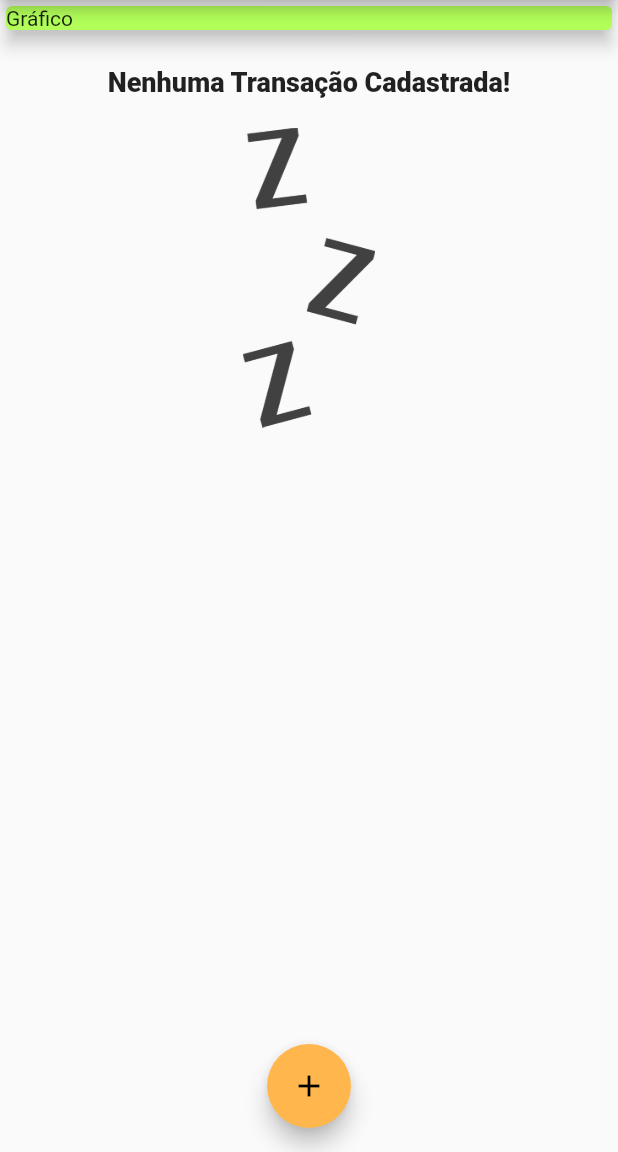
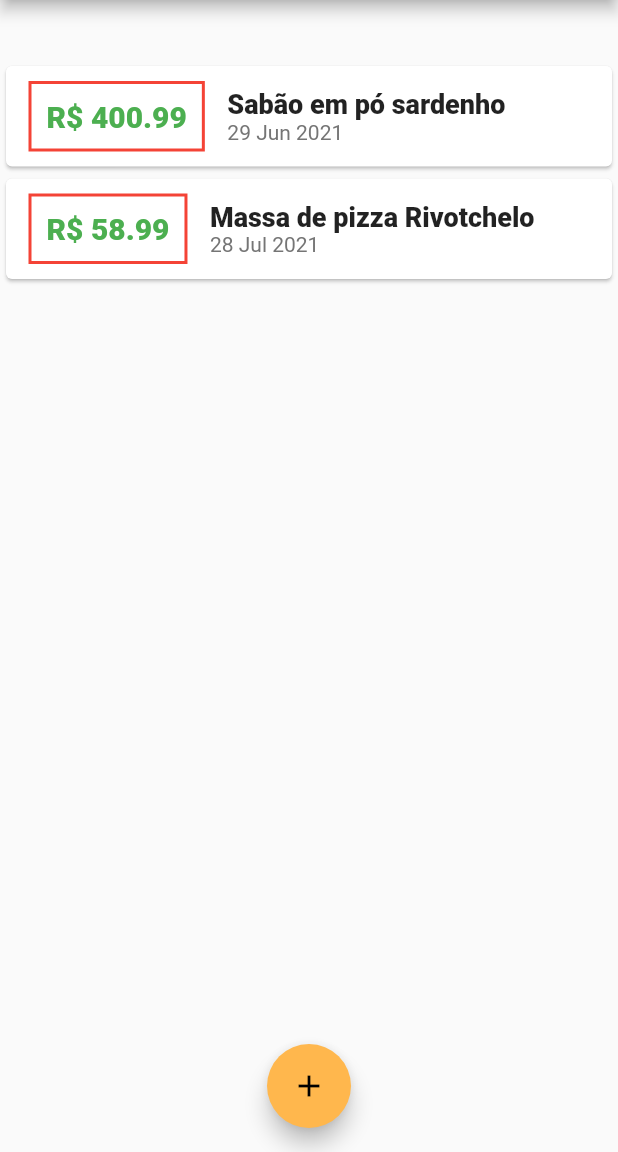
Before and after one commit to Daniel-Fonseca-da-Silva/Project-Expenses-Week, a Flutter app: the screen it shows after launch, on a phone screen of 412 x 824 dp, the part 84-1236 px from its top. Run offline on Flutter 3.47's test engine with Material 2 defaults, Android fonts, the phone set to English and light mode, and no system bars.

Commit message:
Added new method inside main

```diff
--- a/lib/components/chart.dart
+++ b/lib/components/chart.dart
@@ -40,6 +40,7 @@ class Chart extends StatelessWidget {
 
   @override
   Widget build(BuildContext context) {
+    groupedTransactions;
     return Card(
       elevation: 6,
       margin: EdgeInsets.all(20),
--- a/lib/main.dart
+++ b/lib/main.dart
@@ -4,6 +4,7 @@ import 'dart:math';
 import 'components/transaction_form.dart';
 import 'components/transaction_list.dart';
 import 'models/transaction.dart';
+import 'components/chart.dart';
 
 main() => runApp(new ExpensesApp());
 
@@ -46,17 +47,25 @@ class MyHomePage extends StatefulWidget {
 class _MyHomePageState extends State<MyHomePage> {
 
   final  Set<Transaction> _transactions = {
-    // Transaction(
-    //     id: 't1',
-    //     title: 'Conta #0',
-    //     value: 49.99,
-    //     date: DateTime.now()),
-    // Transaction(
-    //     id: 't2',
-    //     title: 'Conta #1',
-    //     value: 58.99,
-    //     date: DateTime.now()),
+    Transaction(
+        id: 't0',
+        title: 'Sabão em pó sardenho',
+        value: 400.99,
+        date: DateTime.now().subtract(Duration(days: 33))),
+    Transaction(
+        id: 't2',
+        title: 'Massa de pizza Rivotchelo',
+        value: 58.99,
+        date: DateTime.now().subtract(Duration(days: 4))),
   };
+
+  List<Transaction> get _recentTransactions {
+    return _transactions.where((tr) {
+      return tr.date.isAfter(DateTime.now().subtract(
+        Duration(days: 7),
+      ));
+    }).toList();
+  }
 
   // Method
   _addTransaction(String title, double value) {
@@ -98,12 +107,7 @@ class _MyHomePageState extends State<MyHomePage> {
         child: Column(
           crossAxisAlignment: CrossAxisAlignment.stretch,
           children: [
-            Container(
-                child: Card(
-              color: Colors.lightGreenAccent,
-              child: Text('Gráfico'),
-              elevation: 5,
-            )),
+            Chart(_recentTransactions),
             TransactionList(_transactions.toList()
             )
           ],
```
